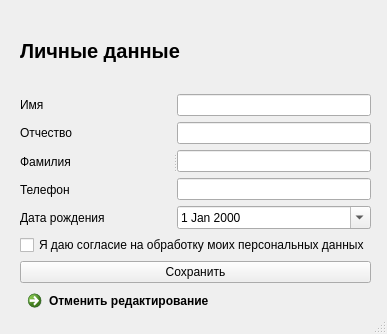
This is data/etc/EditProfile.ui in Substance-live/Train_application as Qt 5 draws it before an edit. The edited form follows.
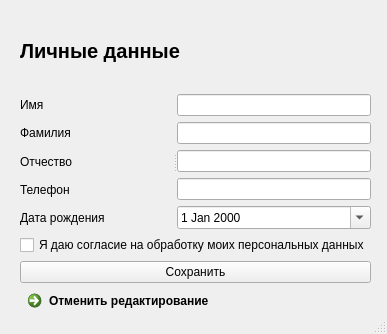
This is the edited form.

Commit message: build 1.2 with beta edit profile

What changed in the file:
```diff
--- a/data/etc/EditProfile.ui
+++ b/data/etc/EditProfile.ui
@@ -70,13 +70,6 @@
             </property>
            </widget>
           </item>
-          <item>
-           <widget class="QLabel" name="label_patronymic">
-            <property name="text">
-             <string>Отчество</string>
-            </property>
-           </widget>
-          </item>
           <item>
            <widget class="QLabel" name="label_surname">
             <property name="text">
@@ -84,6 +77,13 @@
             </property>
            </widget>
           </item>
+          <item>
+           <widget class="QLabel" name="label_patronymic">
+            <property name="text">
+             <string>Отчество</string>
+            </property>
+           </widget>
+          </item>
           <item>
            <widget class="QLabel" name="label_phone">
             <property name="text">
@@ -105,12 +105,12 @@
           <item>
            <widget class="QLineEdit" name="entry_name"/>
           </item>
-          <item>
-           <widget class="QLineEdit" name="entry_patronymic"/>
-          </item>
           <item>
            <widget class="QLineEdit" name="entry_surname"/>
           </item>
+          <item>
+           <widget class="QLineEdit" name="entry_patronymic"/>
+          </item>
           <item>
            <widget class="QLineEdit" name="entry_phone"/>
           </item>
```
The commit also changes 5 other files.
